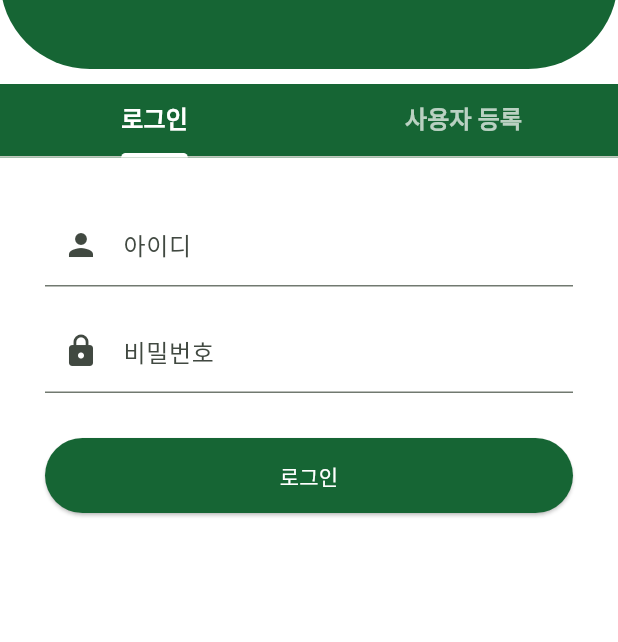
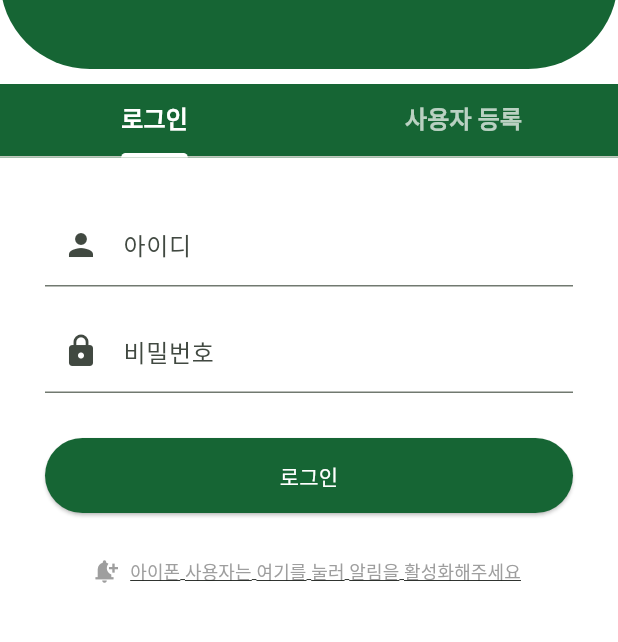
Before and after one commit to acma13/jejuac, a Flutter app: the screen it shows after launch, on a phone screen of 412 x 824 dp, the part 306-948 px from its top. Run offline on Flutter 3.47's test engine with Material 3 defaults, Android fonts, the phone set to English and light mode, and no system bars; our stand-ins replace firebase_core, firebase_messaging, flutter_local_notifications, flutter_svg, syncfusion_flutter_calendar, web; missing offline and left inert: syncfusion_localizations; accounts and stored records are empty; network calls fail.

Commit message:
아이폰 알림 기능 추가

```diff
--- a/frontend/lib/constants.dart
+++ b/frontend/lib/constants.dart
@@ -7,13 +7,13 @@ class Config {
   // static const String baseUrl = "http://10.0.2.2:8000";
 
   // 로컬호스트용 (웹)
-  //static const String baseUrl = "http://localhost:5000";
+  static const String baseUrl = "http://localhost:5000";
 
   // 🏹 나중에 실제 서버에 올렸을 때 (배포용)
   // static const String baseUrl = "http://158.180.89.23:5000";
 
   // 실제 서버는 이것으로 사용 할 것!!!
-  static const String baseUrl = "https://jejuac.duckdns.org/api";
+  //static const String baseUrl = "https://jejuac.duckdns.org/api";
 
   // 사용자 등록 및 로그인 관련
   static const String invitedEmails = "$baseUrl/api/invited-emails";
--- a/frontend/lib/main.dart
+++ b/frontend/lib/main.dart
@@ -389,6 +389,44 @@ class _LoginFormWidgetState extends State<LoginFormWidget> {
               ),
               child: const Text('로그인'),
             ),
+            // 아이폰 전용 알림 허용 버튼 추가
+            const SizedBox(height: 15),
+            TextButton.icon(
+              onPressed: () async {
+                // [핵심] 사용자의 직접 터치로 권한 팝업 강제 소환
+                NotificationSettings settings = await FirebaseMessaging.instance.requestPermission(
+                  alert: true,
+                  badge: true,
+                  sound: true,
+                );
+
+                if (settings.authorizationStatus == AuthorizationStatus.authorized) {
+                  // 권한 허용 시 토큰을 다시 한번 확인하고 로그로 찍어줍니다.
+                  String? token = await FirebaseMessaging.instance.getToken(
+                    vapidKey: AppConfig.vapidKey // 여기에 VAPID Key 꼭 넣어주세요!
+                  );
+
+                  if (!context.mounted) return; // 화면이 이미 사라졌다면 여기서 중단해라!
+
+                  print("아이폰 권한 승인 완료! FCM 토큰: $token");
+
+                  ScaffoldMessenger.of(context).showSnackBar(
+                    const SnackBar(content: Text("알림 수신이 활성화되었습니다! 🎯")),
+                  );
+                } else {
+                  if (!context.mounted) return; // 화면이 이미 사라졌다면 여기서 중단해라!
+
+                  ScaffoldMessenger.of(context).showSnackBar(
+                    const SnackBar(content: Text("알림 권한이 거부되었습니다. 설정에서 확인해주세요.")),
+                  );
+                }
+              },
+              icon: const Icon(Icons.notification_add, size: 18, color: Colors.grey),
+              label: const Text(
+                "아이폰 사용자는 여기를 눌러 알림을 활성화해주세요",
+                style: TextStyle(color: Colors.grey, fontSize: 12, decoration: TextDecoration.underline),
+              ),
+            ),
           ],
         ),
       ),
```
Also changed, not shown: 1 other file.
